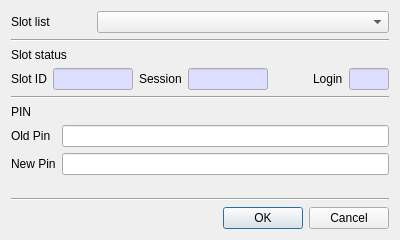
The window that CryptokiMan/set_pin_dlg.ui (jykim74/CryptokiMan) describes before a commit, drawn with Qt 5.
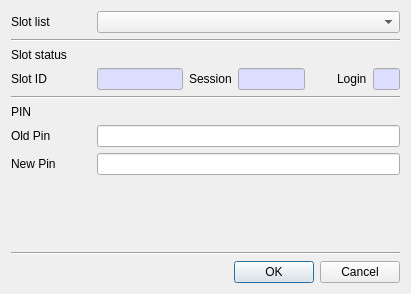
The same window after the commit.

Patch:
```diff
--- a/CryptokiMan/set_pin_dlg.ui
+++ b/CryptokiMan/set_pin_dlg.ui
@@ -6,8 +6,8 @@
    <rect>
     <x>0</x>
     <y>0</y>
-    <width>400</width>
-    <height>240</height>
+    <width>411</width>
+    <height>294</height>
    </rect>
   </property>
   <property name="windowTitle">
@@ -67,7 +67,7 @@
       <widget class="QLineEdit" name="mSessionText">
        <property name="minimumSize">
         <size>
-         <width>80</width>
+         <width>60</width>
          <height>0</height>
         </size>
        </property>
@@ -129,7 +129,7 @@
        </property>
        <property name="maximumSize">
         <size>
-         <width>80</width>
+         <width>100</width>
          <height>16777215</height>
         </size>
        </property>
@@ -227,6 +227,12 @@
      </item>
      <item row="0" column="0">
       <widget class="QLabel" name="label_3">
+       <property name="minimumSize">
+        <size>
+         <width>80</width>
+         <height>0</height>
+        </size>
+       </property>
        <property name="text">
         <string>Slot ID</string>
        </property>
@@ -289,6 +295,12 @@
      </item>
      <item row="0" column="0">
       <widget class="QLabel" name="label_5">
+       <property name="minimumSize">
+        <size>
+         <width>80</width>
+         <height>0</height>
+        </size>
+       </property>
        <property name="text">
         <string>Old Pin</string>
        </property>
```
